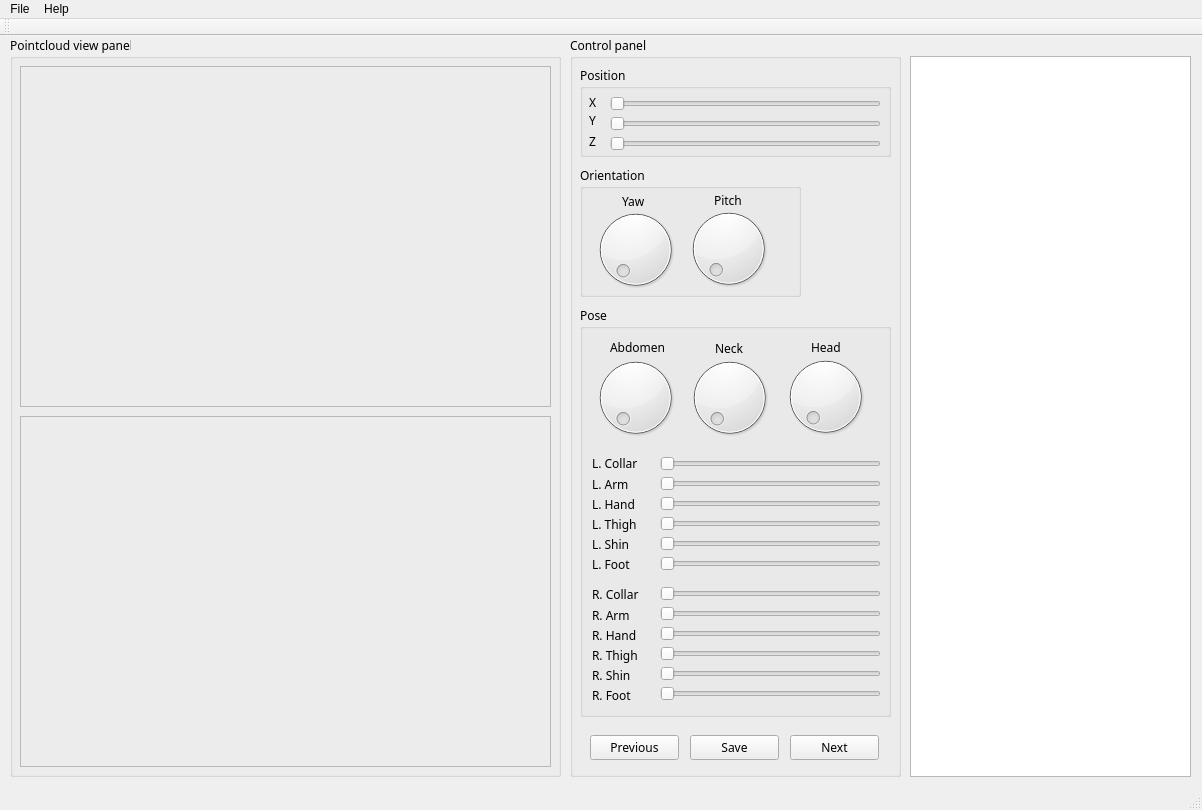
Qt form mainwindow.ui (krg-nandu/pose-annotator) before a commit.
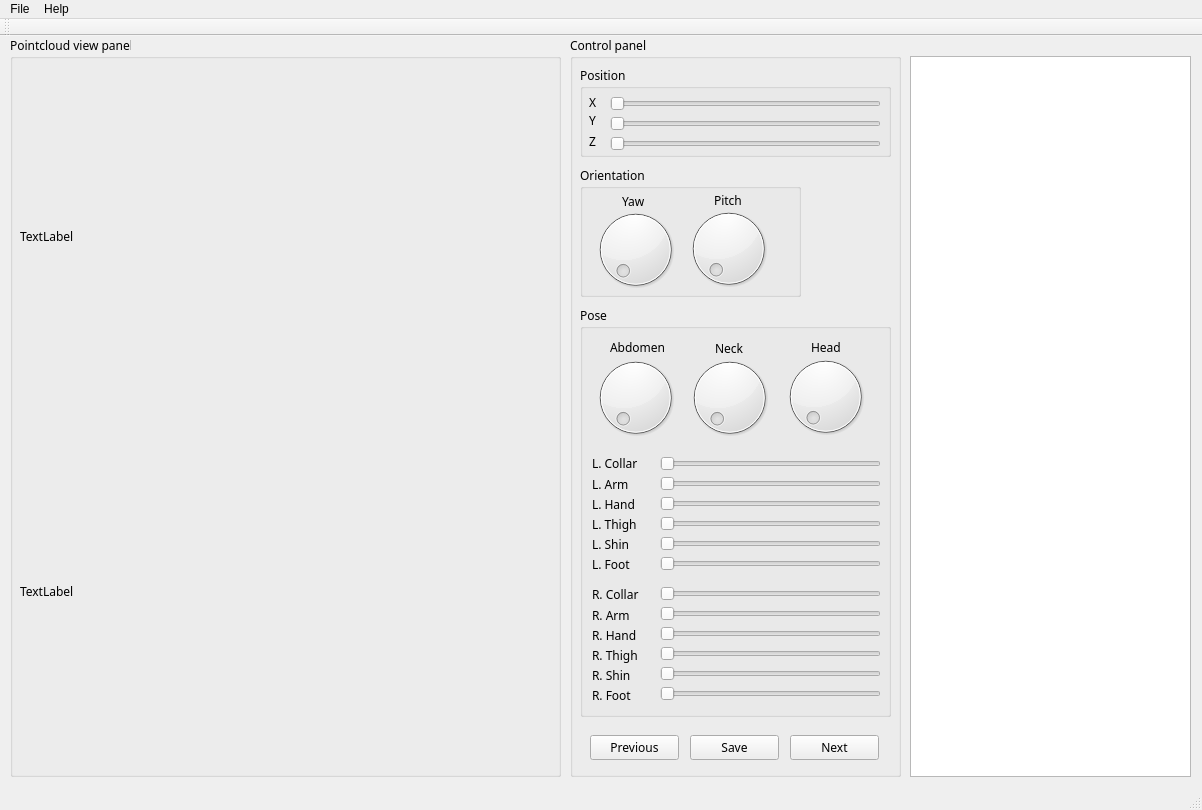
The same form after that commit.

Commit message: file list view

```diff
--- a/mainwindow.ui
+++ b/mainwindow.ui
@@ -31,7 +31,7 @@
     <property name="title">
      <string>Pointcloud view panel</string>
     </property>
-    <widget class="QFrame" name="view1">
+    <widget class="QLabel" name="view1">
      <property name="geometry">
       <rect>
        <x>10</x>
@@ -40,14 +40,11 @@
        <height>341</height>
       </rect>
      </property>
-     <property name="frameShape">
-      <enum>QFrame::StyledPanel</enum>
-     </property>
-     <property name="frameShadow">
-      <enum>QFrame::Raised</enum>
+     <property name="text">
+      <string>TextLabel</string>
      </property>
     </widget>
-    <widget class="QFrame" name="view2">
+    <widget class="QLabel" name="view2">
      <property name="geometry">
       <rect>
        <x>10</x>
@@ -56,11 +53,8 @@
        <height>351</height>
       </rect>
      </property>
-     <property name="frameShape">
-      <enum>QFrame::StyledPanel</enum>
-     </property>
-     <property name="frameShadow">
-      <enum>QFrame::Raised</enum>
+     <property name="text">
+      <string>TextLabel</string>
      </property>
     </widget>
    </widget>
```
The commit also changes 8 other files.
